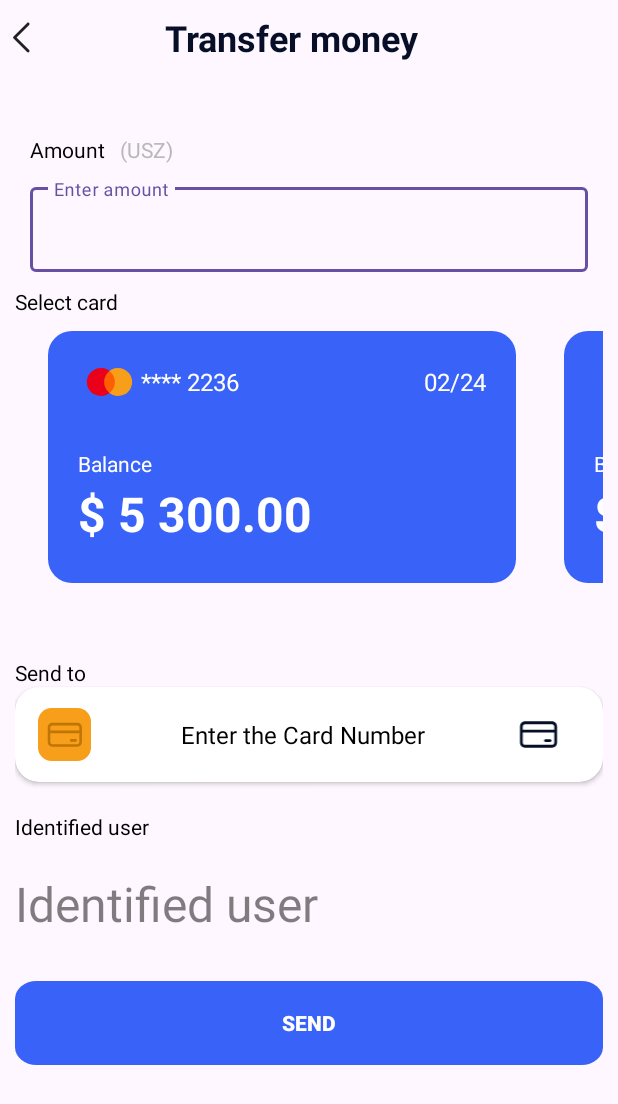
After one commit to Nomonjon0124/Mobile_Bank, an Android app: the layout fragment_transfer.xml on its own in the app's theme, with its tools: preview values and no code run, on a phone screen of 412 x 824 dp. The commit adds this screen. Shown: the top 1104 px of the screen. Run offline under Robolectric (Android 15) with nearby library versions, the phone set to English and light mode, and no system bars.

Commit message:
Transfer oyna qo'hildi

```diff
--- /dev/null
+++ b/app/src/main/res/drawable/chevron.xml
@@ -0,0 +1,9 @@
+<vector xmlns:android="http://schemas.android.com/apk/res/android"
+    android:width="24dp"
+    android:height="24dp"
+    android:viewportWidth="24"
+    android:viewportHeight="24">
+  <path
+      android:pathData="M15.53,4.22C15.823,4.513 15.823,4.987 15.53,5.28L8.811,12L15.53,18.72C15.823,19.013 15.823,19.487 15.53,19.78C15.237,20.073 14.763,20.073 14.47,19.78L7.22,12.53C6.927,12.237 6.927,11.763 7.22,11.47L14.47,4.22C14.763,3.927 15.237,3.927 15.53,4.22Z"
+      android:fillColor="#212121"/>
+</vector>
--- /dev/null
+++ b/app/src/main/res/drawable/group_12329.xml
@@ -0,0 +1,15 @@
+<vector xmlns:android="http://schemas.android.com/apk/res/android"
+    android:width="31dp"
+    android:height="31dp"
+    android:viewportWidth="31"
+    android:viewportHeight="31">
+  <path
+      android:pathData="M8,0L23,0A8,8 0,0 1,31 8L31,23A8,8 0,0 1,23 31L8,31A8,8 0,0 1,0 23L0,8A8,8 0,0 1,8 0z"
+      android:fillColor="#F79E1B"/>
+  <path
+      android:pathData="M4.697,4.697h22.545v22.545h-22.545z"
+      android:fillColor="#F79E1B"/>
+  <path
+      android:pathData="M19.447,18.197C19.033,18.197 18.697,18.533 18.697,18.947C18.697,19.361 19.033,19.697 19.447,19.697H21.947C22.361,19.697 22.697,19.361 22.697,18.947C22.697,18.533 22.361,18.197 21.947,18.197H19.447ZM8.447,8.697C6.928,8.697 5.697,9.928 5.697,11.447V19.947C5.697,21.466 6.928,22.697 8.447,22.697H22.947C24.466,22.697 25.697,21.466 25.697,19.947V11.447C25.697,9.928 24.466,8.697 22.947,8.697H8.447ZM7.197,19.947V14.697H24.197V19.947C24.197,20.637 23.637,21.197 22.947,21.197H8.447C7.757,21.197 7.197,20.637 7.197,19.947ZM7.197,13.197V11.447C7.197,10.756 7.757,10.197 8.447,10.197H22.947C23.637,10.197 24.197,10.756 24.197,11.447V13.197H7.197Z"
+      android:fillColor="#C07505"/>
+</vector>
--- a/app/src/main/res/drawable/payment.xml
+++ b/app/src/main/res/drawable/payment.xml
@@ -1,9 +1,9 @@
 <vector xmlns:android="http://schemas.android.com/apk/res/android"
     android:width="24dp"
-    android:height="24dp"
+    android:height="25dp"
     android:viewportWidth="24"
-    android:viewportHeight="24">
+    android:viewportHeight="25">
   <path
-      android:pathData="M15.75,14.5C15.336,14.5 15,14.836 15,15.25C15,15.664 15.336,16 15.75,16H18.25C18.664,16 19,15.664 19,15.25C19,14.836 18.664,14.5 18.25,14.5H15.75ZM4.75,5C3.231,5 2,6.231 2,7.75V16.25C2,17.769 3.231,19 4.75,19H19.25C20.769,19 22,17.769 22,16.25V7.75C22,6.231 20.769,5 19.25,5H4.75ZM3.5,16.25V11H20.5V16.25C20.5,16.94 19.94,17.5 19.25,17.5H4.75C4.06,17.5 3.5,16.94 3.5,16.25ZM3.5,9.5V7.75C3.5,7.06 4.06,6.5 4.75,6.5H19.25C19.94,6.5 20.5,7.06 20.5,7.75V9.5H3.5Z"
+      android:pathData="M15.75,15C15.336,15 15,15.336 15,15.75C15,16.164 15.336,16.5 15.75,16.5H18.25C18.664,16.5 19,16.164 19,15.75C19,15.336 18.664,15 18.25,15H15.75ZM4.75,5.5C3.231,5.5 2,6.731 2,8.25V16.75C2,18.269 3.231,19.5 4.75,19.5H19.25C20.769,19.5 22,18.269 22,16.75V8.25C22,6.731 20.769,5.5 19.25,5.5H4.75ZM3.5,16.75V11.5H20.5V16.75C20.5,17.44 19.94,18 19.25,18H4.75C4.06,18 3.5,17.44 3.5,16.75ZM3.5,10V8.25C3.5,7.56 4.06,7 4.75,7H19.25C19.94,7 20.5,7.56 20.5,8.25V10H3.5Z"
       android:fillColor="#060F27"/>
 </vector>
--- /dev/null
+++ b/app/src/main/res/layout/fragment_transfer.xml
@@ -0,0 +1,179 @@
+<?xml version="1.0" encoding="utf-8"?>
+<LinearLayout xmlns:android="http://schemas.android.com/apk/res/android"
+    android:layout_width="match_parent"
+    android:layout_height="match_parent"
+    xmlns:app="http://schemas.android.com/apk/res-auto"
+    xmlns:tools="http://schemas.android.com/tools"
+    android:orientation="vertical">
+
+    <LinearLayout
+        android:layout_width="match_parent"
+        android:layout_height="50dp">
+
+        <ImageView
+            android:id="@+id/back"
+            android:layout_width="30dp"
+            android:layout_height="30dp"
+            android:src="@drawable/chevron"
+            android:layout_gravity="start|center"/>
+
+        <TextView
+            android:layout_width="wrap_content"
+            android:layout_height="wrap_content"
+            android:text="Transfer money"
+            android:textStyle="bold"
+            android:textColor="#060F27"
+            android:textSize="24sp"
+            android:layout_gravity="center"
+            android:layout_marginHorizontal="80dp"
+            />
+
+    </LinearLayout>
+
+    <LinearLayout
+        android:layout_width="match_parent"
+        android:layout_height="wrap_content"
+        android:layout_marginTop="40dp"
+        android:paddingHorizontal="20dp"
+        android:layout_marginBottom="10dp">
+
+        <TextView
+            android:layout_width="wrap_content"
+            android:layout_height="wrap_content"
+            android:text="Amount"
+            android:textSize="14sp"
+            android:textColor="@color/black"/>
+
+        <TextView
+            android:layout_width="wrap_content"
+            android:layout_height="wrap_content"
+            android:text="(USZ)"
+            android:textColor="#B8B8B8"
+            android:layout_marginStart="10dp"/>
+
+    </LinearLayout>
+
+    <LinearLayout
+        android:layout_width="match_parent"
+        android:layout_height="wrap_content"
+        android:orientation="vertical"
+        android:paddingHorizontal="20dp">
+
+        <com.google.android.material.textfield.TextInputLayout
+            android:layout_width="match_parent"
+            android:layout_height="wrap_content"
+            android:gravity="center|start"
+            android:id="@+id/firstNameError"
+            style="@style/Widget.MaterialComponents.TextInputLayout.OutlinedBox">
+
+            <com.google.android.material.textfield.TextInputEditText
+                android:layout_width="match_parent"
+                android:id="@+id/firstName"
+                android:layout_height="wrap_content"
+                android:inputType="textPersonName"
+                android:hint="Enter amount"
+                />
+
+        </com.google.android.material.textfield.TextInputLayout>
+
+    </LinearLayout>
+
+    <LinearLayout
+        android:layout_width="match_parent"
+        android:orientation="vertical"
+        android:layout_marginTop="10dp"
+        android:paddingHorizontal="10dp"
+        android:layout_height="wrap_content">
+
+        <TextView
+            android:layout_width="wrap_content"
+            android:layout_height="wrap_content"
+            android:text="Select card"
+            android:textColor="@color/black"
+            android:textSize="14sp"/>
+
+        <androidx.recyclerview.widget.RecyclerView
+            android:layout_marginTop="10dp"
+            android:id="@+id/recycler_view"
+            android:layout_width="wrap_content"
+            android:layout_height="wrap_content"
+            app:layoutManager="androidx.recyclerview.widget.LinearLayoutManager"
+            android:orientation="horizontal"
+            tools:listitem="@layout/item_card"/>
+
+        <TextView
+            android:layout_width="wrap_content"
+            android:layout_height="wrap_content"
+            android:text="Send to"
+            android:textColor="@color/black"
+            android:textSize="14sp"
+            android:layout_marginTop="50dp"/>
+
+        <androidx.cardview.widget.CardView
+            android:layout_width="match_parent"
+            android:layout_height="63dp"
+            app:cardCornerRadius="16dp"
+            android:elevation="10dp">
+
+            <LinearLayout
+                android:layout_width="match_parent"
+                android:layout_height="match_parent">
+
+                <ImageView
+                    android:layout_width="35dp"
+                    android:layout_height="35dp"
+                    android:src="@drawable/group_12329"
+                    android:layout_gravity="center"
+                    android:layout_marginStart="15dp"/>
+
+                <TextView
+                    android:layout_width="wrap_content"
+                    android:layout_height="wrap_content"
+                    android:textSize="16sp"
+                    android:text="Enter the Card Number"
+                    android:textColor="@color/black"
+                    android:layout_gravity="center"
+                    android:layout_marginStart="60dp"/>
+
+                <ImageView
+                    android:layout_width="31dp"
+                    android:layout_height="31dp"
+                    android:src="@drawable/payment"
+                    android:layout_gravity="center"
+                    android:layout_marginStart="60dp"
+                    />
+
+            </LinearLayout>
+
+        </androidx.cardview.widget.CardView>
+
+        <TextView
+            android:layout_width="wrap_content"
+            android:layout_height="wrap_content"
+            android:text="Identified user"
+            android:textColor="@color/black"
+            android:textSize="14sp"
+            android:layout_marginTop="20dp"/>
+
+        <TextView
+            android:layout_width="wrap_content"
+            android:layout_height="wrap_content"
+            android:text="Identified user"
+            android:textColor="#80000000"
+            android:textSize="32sp"
+            android:layout_marginTop="20dp"/>
+
+        <androidx.appcompat.widget.AppCompatButton
+            android:id="@+id/send"
+            android:layout_width="match_parent"
+            android:layout_height="wrap_content"
+            android:layout_marginTop="30dp"
+            android:background="@drawable/sign_rectangle3"
+            android:text="Send"
+            android:textColor="@color/white"
+            android:textStyle="bold"
+            />
+
+    </LinearLayout>
+
+</LinearLayout>
```
